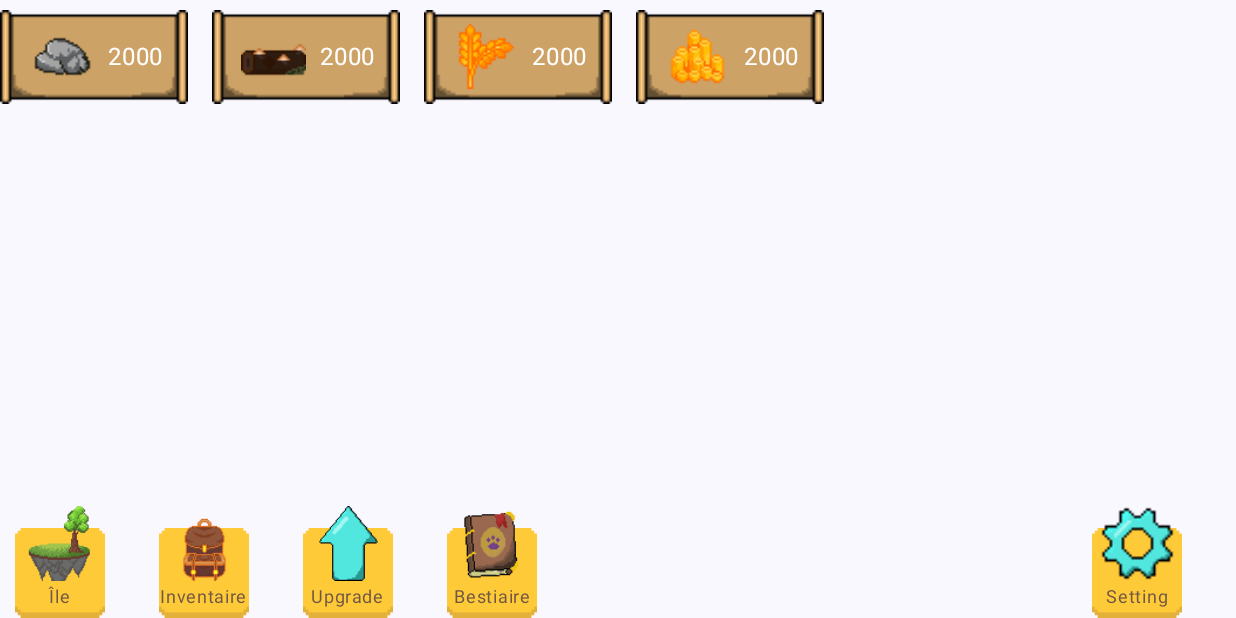
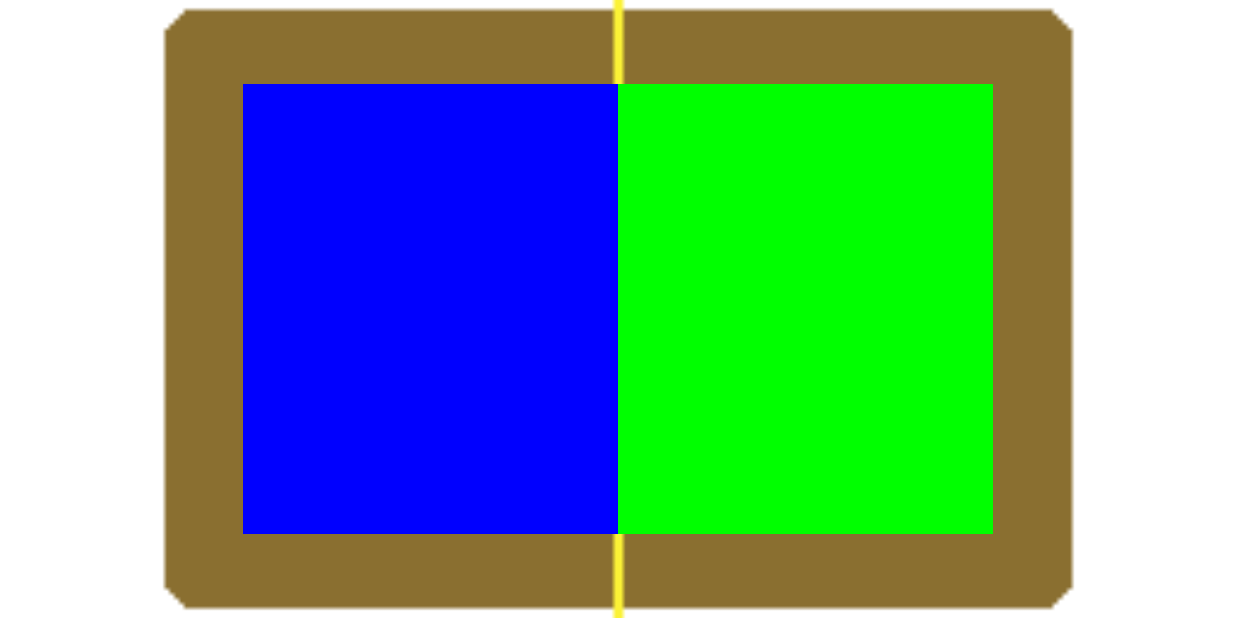
Before and after one commit to ISaejinI/Mofland, an Android app built with Jetpack Compose: the screen it shows after launch (MainActivity), on a phone screen of 824 x 412 dp (held sideways). Run offline under Robolectric (Android 15) with nearby library versions, the phone set to English and light mode, and no system bars.

Commit message:
upgrade commencement

```diff
--- a/app/src/main/java/com/example/mofland/MainActivity.kt
+++ b/app/src/main/java/com/example/mofland/MainActivity.kt
@@ -11,6 +11,7 @@ import androidx.compose.foundation.layout.Box
 import androidx.compose.foundation.layout.Column
 import androidx.compose.foundation.layout.Row
 import androidx.compose.foundation.layout.Spacer
+import androidx.compose.foundation.layout.fillMaxHeight
 import androidx.compose.foundation.layout.fillMaxSize
 import androidx.compose.foundation.layout.fillMaxWidth
 import androidx.compose.foundation.layout.height
@@ -44,7 +45,8 @@ class MainActivity : ComponentActivity() {
                     modifier = Modifier.fillMaxSize(),
                     color = MaterialTheme.colorScheme.background
                 ) {
-                    Greeting("")
+                    //Greeting()
+                    SplitRectangleScreen()
                 }
             }
         }
@@ -54,121 +56,91 @@ class MainActivity : ComponentActivity() {
 @Composable
 fun GreetingPreview() {
     MoflandTheme {
-        Greeting("Android")
+        //Greeting()
+        SplitRectangleScreen()
     }
 }
 @Composable
-fun Greeting(name: String, modifier: Modifier = Modifier) {
-    val RectangleBas = Color(0xFF715745)
-
-    val rock = painterResource(R.drawable.rockressource)
-    val rocks = 2000
-
-    val wood = painterResource(R.drawable.logressource)
-    val woods = 2000
-
-    val wheat = painterResource(R.drawable.wheatressource)
-    val wheats = 2000
-
-    val gold = painterResource(R.drawable.moneyressource)
-    val golds = 2000
-
-    val island = painterResource(R.drawable.islandinterface)
-    val backpack = painterResource(R.drawable.backpackinterface)
-    val upgrade = painterResource(R.drawable.upgradeinterface)
-    val bestiary = painterResource(R.drawable.bestiaryinterface)
-    val gear = painterResource(R.drawable.gearinterface)
-
-    val espacement = 16
-
-    Row (modifier = Modifier,
-        verticalAlignment = Alignment.Top) {
-        CadreComposantUp(modifier = Modifier, nbrRessource = rocks, imgRessource = rock)
-        Spacer(modifier = Modifier.width(espacement.dp))
-        CadreComposantUp(modifier = Modifier, nbrRessource = woods, imgRessource = wood)
-        Spacer(modifier = Modifier.width(espacement.dp))
-        CadreComposantUp(modifier = Modifier, nbrRessource = wheats, imgRessource = wheat)
-        Spacer(modifier = Modifier.width(espacement.dp))
-        CadreComposantUp(modifier = Modifier, nbrRessource = golds, imgRessource = gold)
-
-    }
-
-    Row (modifier = Modifier,
-        verticalAlignment = Alignment.Bottom) {
-        CadreComposantDown(modifier = Modifier, imgRessource = island, texte = "Île")
-        Spacer(modifier = Modifier.width(espacement.dp))
-        CadreComposantDown(modifier = Modifier, imgRessource = backpack, texte = "Inventaire")
-        Spacer(modifier = Modifier.width(espacement.dp))
-        CadreComposantDown(modifier = Modifier, imgRessource = upgrade, texte = "Upgrade")
-        Spacer(modifier = Modifier.width(espacement.dp))
-        CadreComposantDown(modifier = Modifier, imgRessource = bestiary, texte = "Bestiaire")
-        Spacer(modifier = Modifier.width(350.dp))
-        CadreComposantDown(modifier = Modifier, imgRessource = gear, texte = "Setting")
-    }
-
+fun Greeting(modifier: Modifier = Modifier) {
+    Text(text = "Salut")
 }
 
 @Composable
-fun CadreComposantUp(modifier: Modifier = Modifier, nbrRessource: Int, imgRessource: Painter){
-    val cadre = painterResource(R.drawable.scrollinterfacepetit)
-
-
-    Box(modifier = Modifier
-        .width(125.dp)
-        .height(75.dp)) {
-        Image(
-            painter = cadre,
-            contentDescription = null,
-            modifier = Modifier.fillMaxSize()
-        )
-        Row(modifier= Modifier
-            .fillMaxSize()
-            .padding(16.dp),
-            horizontalArrangement = Arrangement.SpaceBetween,
-            verticalAlignment = Alignment.CenterVertically) {
+fun SplitRectangleScreen() {
+    Surface(
+        color = Color.White,
+        modifier = Modifier.fillMaxSize()
+    ) {
+        Box(modifier = Modifier.fillMaxSize()) {
+            // Image en arrière-plan
             Image(
-                painter = imgRessource,
-                contentDescription = null,
-                modifier = Modifier.size(50.dp, 50.dp)
+                painter = painterResource(id = R.drawable.openbookinterface),
+                contentDescription = "Votre description",
+                modifier = Modifier.fillMaxSize(),
+                // Ajustez la taille de l'image ici
             )
-            Text(
-                text = nbrRessource.toString(),
-                color = Color.White
-            )
+            Column(
+                modifier = Modifier.fillMaxSize(),
+                verticalArrangement = Arrangement.Center,
+                horizontalAlignment = Alignment.CenterHorizontally
+            ) {
+                // Ajustez la largeur de la colonne
+                Column(
+                    modifier = Modifier.fillMaxWidth(), // Modifier pour remplir la largeur maximale
+                    horizontalAlignment = Alignment.CenterHorizontally // Centrer horizontalement
+                ) {
+                    SplitRectangle(
+                        modifier = Modifier.size(width = 500.dp, height = 300.dp), // Ajustez la taille du SplitRectangle
+                        leftContent = {
+                            // Contenu à gauche
+                            Box(
+                                modifier = Modifier
+                                    .fillMaxSize()
+                                    .background(Color.Blue)
+                            ) {
+                                // Éléments à gauche
+                            }
+                        },
+                        rightContent = {
+                            // Contenu à droite
+                            Box(
+                                modifier = Modifier
+                                    .fillMaxSize()
+                                    .background(Color.Green)
+                            ) {
+                                // Éléments à droite
+                            }
+                        }
+                    )
+                }
+            }
         }
-
     }
 }
 
 @Composable
-fun CadreComposantDown(modifier: Modifier = Modifier, imgRessource: Painter, texte: String){
-    val cadre = painterResource(R.drawable.yellowbutton)
-    val WriteColor = Color(0xFF715745)
-
-    Box(modifier = Modifier
-        .width(80.dp)
-        .height(60.dp)) {
-        Image(
-            painter = cadre,
-            contentDescription = null,
-            modifier = Modifier.fillMaxSize()
-        )
+fun SplitRectangle(
+    modifier: Modifier = Modifier,
+    leftContent: @Composable () -> Unit,
+    rightContent: @Composable () -> Unit
+) {
+    Row(
+        modifier = modifier,
+        verticalAlignment = Alignment.CenterVertically
+    ) {
         Box(
-            contentAlignment = Alignment.Center,
-            modifier = Modifier.fillMaxSize()
+            modifier = Modifier
+                .weight(1f)
+                .fillMaxHeight()
         ) {
-                Image(
-                    painter = imgRessource,
-                    contentDescription = null,
-                    modifier = Modifier
-                        .size(50.dp, 50.dp)
-                        .offset(x = 0.dp, y = -(20.dp))
-                )
-                Text(text = texte,
-                    color = WriteColor,
-                    fontSize = 12.sp,
-                    modifier = Modifier.padding(top = 32.dp)
-                )
+            leftContent()
+        }
+        Box(
+            modifier = Modifier
+                .weight(1f)
+                .fillMaxHeight()
+        ) {
+            rightContent()
         }
     }
 }
```
Also changed, not shown: app/src/main/res/drawable-nodpi/openbookinterface.png (added).
